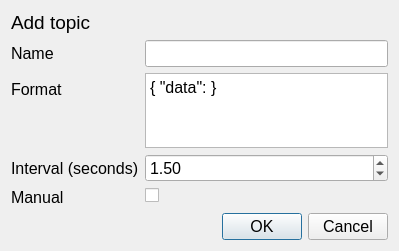
The window that src/gui/addtopicdialog.ui (TheZlodziej/mqtt-simulator) describes before a commit, drawn with Qt 5.
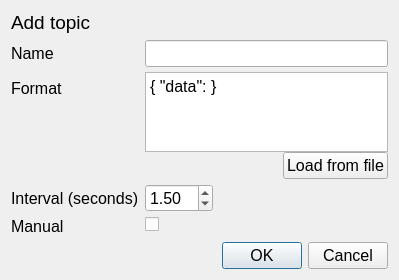
The same window after the commit.

Commit message: add: option to read format from file during topic creation

```diff
--- a/src/gui/addtopicdialog.ui
+++ b/src/gui/addtopicdialog.ui
@@ -7,7 +7,7 @@
     <x>0</x>
     <y>0</y>
     <width>399</width>
-    <height>251</height>
+    <height>280</height>
    </rect>
   </property>
   <property name="font">
@@ -21,7 +21,7 @@
   <layout class="QVBoxLayout" name="verticalLayout_2">
    <item>
     <layout class="QVBoxLayout" name="verticalLayout">
-     <item alignment="Qt::AlignTop">
+     <item alignment="Qt::AlignmentFlag::AlignTop">
       <widget class="QLabel" name="label">
        <property name="font">
         <font>
@@ -35,6 +35,12 @@
      </item>
      <item>
       <layout class="QFormLayout" name="formLayout">
+       <property name="fieldGrowthPolicy">
+        <enum>QFormLayout::FieldGrowthPolicy::ExpandingFieldsGrow</enum>
+       </property>
+       <property name="verticalSpacing">
+        <number>5</number>
+       </property>
        <item row="0" column="0">
         <widget class="QLabel" name="name_lbl">
          <property name="text">
@@ -42,6 +48,19 @@
          </property>
         </widget>
        </item>
+       <item row="0" column="1">
+        <widget class="QLineEdit" name="name_line_edit">
+         <property name="sizePolicy">
+          <sizepolicy hsizetype="Expanding" vsizetype="Fixed">
+           <horstretch>0</horstretch>
+           <verstretch>0</verstretch>
+          </sizepolicy>
+         </property>
+         <property name="toolTip">
+          <string>Name of topic</string>
+         </property>
+        </widget>
+       </item>
        <item row="1" column="0">
         <widget class="QLabel" name="format_lbl">
          <property name="text">
@@ -49,15 +68,65 @@
          </property>
         </widget>
        </item>
-       <item row="2" column="0">
+       <item row="1" column="1">
+        <layout class="QVBoxLayout" name="format_vlayout">
+         <property name="spacing">
+          <number>0</number>
+         </property>
+         <item>
+          <widget class="QPlainTextEdit" name="format_text_edit">
+           <property name="plainText">
+            <string>{ &quot;data&quot;: &lt;%randi%&gt; }</string>
+           </property>
+          </widget>
+         </item>
+         <item>
+          <layout class="QHBoxLayout" name="format_hlayout" stretch="0,0">
+           <property name="sizeConstraint">
+            <enum>QLayout::SizeConstraint::SetDefaultConstraint</enum>
+           </property>
+           <item>
+            <spacer name="load_from_file_hspacer">
+             <property name="orientation">
+              <enum>Qt::Orientation::Horizontal</enum>
+             </property>
+             <property name="sizeHint" stdset="0">
+              <size>
+               <width>40</width>
+               <height>20</height>
+              </size>
+             </property>
+            </spacer>
+           </item>
+           <item>
+            <widget class="QPushButton" name="load_from_file_btn">
+             <property name="cursor">
+              <cursorShape>PointingHandCursor</cursorShape>
+             </property>
+             <property name="text">
+              <string>Load from file</string>
+             </property>
+            </widget>
+           </item>
+          </layout>
+         </item>
+        </layout>
+       </item>
+       <item row="3" column="0">
         <widget class="QLabel" name="interval_lbl">
          <property name="text">
           <string>Interval (seconds)</string>
          </property>
         </widget>
        </item>
-       <item row="2" column="1">
+       <item row="3" column="1">
         <widget class="QDoubleSpinBox" name="interval_spin_box">
+         <property name="sizePolicy">
+          <sizepolicy hsizetype="Minimum" vsizetype="Fixed">
+           <horstretch>0</horstretch>
+           <verstretch>0</verstretch>
+          </sizepolicy>
+         </property>
          <property name="toolTip">
           <string>Interval of incoming data</string>
          </property>
@@ -75,14 +144,14 @@
          </property>
         </widget>
        </item>
-       <item row="0" column="1">
-        <widget class="QLineEdit" name="name_line_edit">
-         <property name="toolTip">
-          <string>Name of topic</string>
+       <item row="5" column="0">
+        <widget class="QLabel" name="manual_lbl">
+         <property name="text">
+          <string>Manual</string>
          </property>
         </widget>
        </item>
-       <item row="3" column="1">
+       <item row="5" column="1">
         <widget class="QCheckBox" name="manual_check_box">
          <property name="toolTip">
           <string>If checked, the data will be automatically send every &lt;interval&gt; seconds</string>
@@ -95,31 +164,20 @@
          </property>
         </widget>
        </item>
-       <item row="3" column="0">
-        <widget class="QLabel" name="manual_lbl">
-         <property name="text">
-          <string>Manual</string>
-         </property>
-        </widget>
-       </item>
-       <item row="1" column="1">
-        <widget class="QPlainTextEdit" name="format_text_edit">
-         <property name="plainText">
-          <string>{ &quot;data&quot;: &lt;%randi%&gt; }</string>
-         </property>
-        </widget>
-       </item>
       </layout>
      </item>
     </layout>
    </item>
    <item>
     <widget class="QDialogButtonBox" name="buttonBox">
+     <property name="cursor">
+      <cursorShape>PointingHandCursor</cursorShape>
+     </property>
      <property name="orientation">
-      <enum>Qt::Horizontal</enum>
+      <enum>Qt::Orientation::Horizontal</enum>
      </property>
      <property name="standardButtons">
-      <set>QDialogButtonBox::Cancel|QDialogButtonBox::Ok</set>
+      <set>QDialogButtonBox::StandardButton::Cancel|QDialogButtonBox::StandardButton::Ok</set>
      </property>
     </widget>
    </item>
```
The commit also changes 2 other files.
